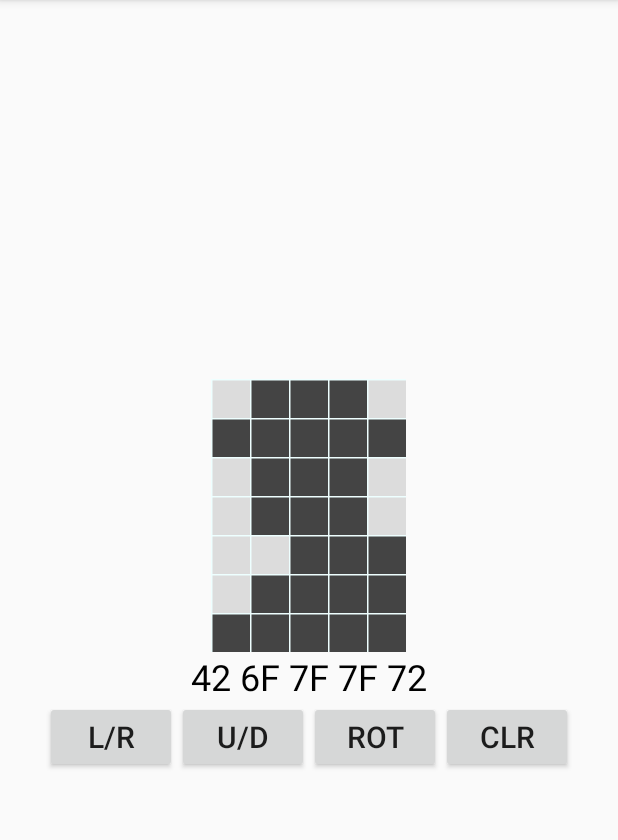
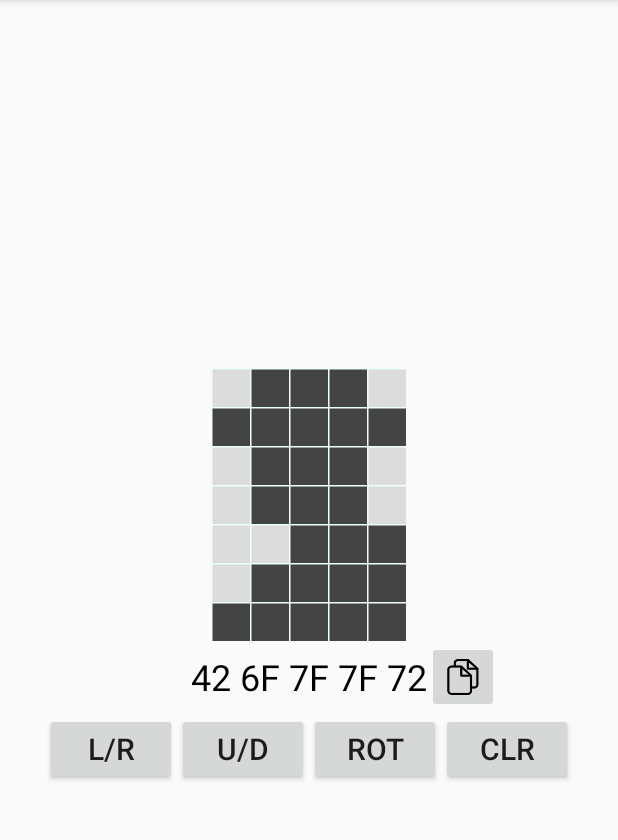
Before and after one commit to digihori/doteditor, an Android app: the screen it shows after launch (MainActivity), on a phone screen of 412 x 824 dp, the part 84-924 px from its top. Run offline under Robolectric (Android 15) with nearby library versions, the phone set to English and light mode, and no system bars.

Commit message:
クリップボードへコピー機能の追加 AndroidX対応

```diff
--- a/app/src/main/java/tk/horiuchi/doteditor/MainActivity.java
+++ b/app/src/main/java/tk/horiuchi/doteditor/MainActivity.java
@@ -1,6 +1,11 @@
 package tk.horiuchi.doteditor;
 
-import android.support.v7.app.AppCompatActivity;
+import android.content.ClipData;
+import android.content.ClipboardManager;
+import android.content.Context;
+import android.content.SharedPreferences;
+import androidx.preference.PreferenceManager;
+import androidx.appcompat.app.AppCompatActivity;
 import android.os.Bundle;
 import android.util.DisplayMetrics;
 import android.util.Log;
@@ -22,14 +27,39 @@ public class MainActivity extends AppCompatActivity implements View.OnClickListe
         scale = metrics.scaledDensity;
         Log.w("Main", String.format("scaledDensity=%f\n", scale));
 
+        SharedPreferences prefs = PreferenceManager.getDefaultSharedPreferences(this);
+        boolean init = prefs.getBoolean("init", false);
+        if (!init) {
+            digit[0] = 0x42;
+            digit[1] = 0x6f;
+            digit[2] = 0x7f;
+            digit[3] = 0x7f;
+            digit[4] = 0x72;
+        } else {
+            for (int i = 0; i < digit.length; i++) {
+                digit[i] = prefs.getInt("digit" + i, 0);
+            }
+        }
         setContentView(R.layout.activity_main);
 
         findViewById(R.id.btn1).setOnClickListener(this);
         findViewById(R.id.btn2).setOnClickListener(this);
         findViewById(R.id.btn3).setOnClickListener(this);
         findViewById(R.id.btn4).setOnClickListener(this);
+        findViewById(R.id.btnCopy).setOnClickListener(this);
 
         ((TextView)findViewById(R.id.text1)).setText(String.format("%02X %02X %02X %02X %02X", digit[0], digit[1], digit[2], digit[3], digit[4]));
+    }
+
+    @Override
+    protected void onPause() {
+        SharedPreferences prefs = PreferenceManager.getDefaultSharedPreferences(this);
+        for (int i = 0; i < digit.length; i++) {
+            prefs.edit().putInt("digit"+i, digit[i]).apply();
+        }
+        prefs.edit().putBoolean("init", true).apply();
+        Log.w("Main", "onPause!!!");
+        super.onPause();
     }
 
     public void onClick(View v) {
@@ -48,7 +78,7 @@ public class MainActivity extends AppCompatActivity implements View.OnClickListe
                 break;
             case R.id.btn2: // 上下
                 for (int i = 0; i < 5; i++) {
-                    digit[i] = swapbit(digit[i]);
+                    digit[i] = swapBit(digit[i]);
                 }
                 findViewById(R.id.myEditView).invalidate();
                 break;
@@ -60,7 +90,7 @@ public class MainActivity extends AppCompatActivity implements View.OnClickListe
                 digit[1] = digit[3];
                 digit[3] = temp;
                 for (int i = 0; i < 5; i++) {
-                    digit[i] = swapbit(digit[i]);
+                    digit[i] = swapBit(digit[i]);
                 }
                 findViewById(R.id.myEditView).invalidate();
                 break;
@@ -70,7 +100,20 @@ public class MainActivity extends AppCompatActivity implements View.OnClickListe
                 }
                 findViewById(R.id.myEditView).invalidate();
                 break;
-
+            case R.id.btnCopy: // クリップボードコピー
+                StringBuilder str = new StringBuilder();
+                for (int i = 0; i < 5; i++) {
+                    //str += String.format("&%02X,", digit[i]);
+                    str.append(String.format("&%02X,", digit[i]));
+                }
+                ClipboardManager clipboardManager =
+                        (ClipboardManager) this.getSystemService(Context.CLIPBOARD_SERVICE);
+                if (null == clipboardManager) {
+                    return;
+                }
+                clipboardManager.setPrimaryClip(ClipData.newPlainText("", str.toString()));
+                Log.w("btnCopy", String.format("copy -> '%s'", str));
+                break;
             default:
                 break;
 
@@ -78,7 +121,7 @@ public class MainActivity extends AppCompatActivity implements View.OnClickListe
 
     }
 
-    private int swapbit(int x) {
+    private int swapBit(int x) {
         int ans = 0;
         ans |= (x & 1) << 6;
         ans |= (x & 2) << 4;
--- a/app/src/main/java/tk/horiuchi/doteditor/MyEditView.java
+++ b/app/src/main/java/tk/horiuchi/doteditor/MyEditView.java
@@ -19,6 +19,7 @@ import static tk.horiuchi.doteditor.MainActivity.scale;
 
 public class MyEditView extends View implements View.OnTouchListener {
     //private float scale = 2;
+    private final Paint paint = new Paint();
 
     public MyEditView(Context context, AttributeSet attrs) {
         super(context, attrs);
@@ -33,7 +34,6 @@ public class MyEditView extends View implements View.OnTouchListener {
         int stp_x, stp_y, d_row, d_col;
         int x, y;
         int i, j;
-        Paint p = new Paint();
 
         stp_x = 26;
         stp_y = 26;
@@ -41,16 +41,16 @@ public class MyEditView extends View implements View.OnTouchListener {
         d_col=5;
         canvas.drawColor(0xFFEEFFFF);
 
-        p.setStyle(Paint.Style.FILL);
+        paint.setStyle(Paint.Style.FILL);
 
         for (j = 0, x = 0; j < d_col; j++, x += stp_x) {
             for (i = 0, y = 0; i < d_row; i++, y += stp_y) {
-                if ((digit[0 * d_col + j] & 0x01 << i) != 0) {
-                    p.setColor(Color.DKGRAY);
+                if ((digit[j] & 0x01 << i) != 0) {
+                    paint.setColor(Color.DKGRAY);
                 } else {
-                    p.setColor(0xffdcdcdc);
+                    paint.setColor(0xffdcdcdc);
                 }
-                canvas.drawRect(x+1, y+1, x + stp_x, y + stp_y, p);
+                canvas.drawRect(x+1, y+1, x + stp_x, y + stp_y, paint);
             }
         }
 
--- a/app/src/main/res/layout/activity_main.xml
+++ b/app/src/main/res/layout/activity_main.xml
@@ -1,24 +1,18 @@
 <?xml version="1.0" encoding="utf-8"?>
-<android.support.constraint.ConstraintLayout xmlns:android="http://schemas.android.com/apk/res/android"
+<androidx.constraintlayout.widget.ConstraintLayout xmlns:android="http://schemas.android.com/apk/res/android"
     xmlns:app="http://schemas.android.com/apk/res-auto"
     xmlns:tools="http://schemas.android.com/tools"
     android:layout_width="match_parent"
     android:layout_height="match_parent"
     tools:context="tk.horiuchi.doteditor.MainActivity">
 
-
-    <FrameLayout
-        android:layout_width="match_parent"
-        android:layout_height="match_parent">
-        <LinearLayout
-            android:layout_width="match_parent"
-            android:layout_height="match_parent"
-            android:orientation="horizontal"
-            android:gravity="center">
-
     <LinearLayout
         android:layout_width="match_parent"
         android:layout_height="wrap_content"
+        app:layout_constraintBottom_toBottomOf="parent"
+        app:layout_constraintEnd_toEndOf="parent"
+        app:layout_constraintStart_toStartOf="parent"
+        app:layout_constraintTop_toTopOf="parent"
         android:orientation="vertical"
         android:gravity="center">
 
@@ -28,13 +22,27 @@
             android:layout_height="182dp"
             />
 
+        <RelativeLayout
+            android:layout_width="match_parent"
+            android:layout_height="wrap_content" >
             <TextView
                 android:id="@+id/text1"
                 android:textSize="24sp"
                 android:textColor="#000000"
                 android:text=""
+                android:layout_centerInParent="true"
                 android:layout_width="wrap_content"
                 android:layout_height="wrap_content" />
+            <ImageButton
+                android:id="@+id/btnCopy"
+                android:src="@drawable/clipboard"
+                android:contentDescription="@drawable/clipboard"
+                android:scaleType="fitCenter"
+                android:layout_toEndOf="@id/text1"
+                android:layout_width="48dp"
+                android:layout_height="48dp" />
+
+        </RelativeLayout>
 
         <LinearLayout
             android:layout_width="wrap_content"
@@ -68,8 +76,5 @@
         </LinearLayout>
 
     </LinearLayout>
-        </LinearLayout>
-    </FrameLayout>
 
-
-</android.support.constraint.ConstraintLayout>
+</androidx.constraintlayout.widget.ConstraintLayout>
--- a/gradle.properties
+++ b/gradle.properties
@@ -15,3 +15,4 @@ org.gradle.jvmargs=-Xmx1536m
 # This option should only be used with decoupled projects. More details, visit
 # http://www.gradle.org/docs/current/userguide/multi_project_builds.html#sec:decoupled_projects
 # org.gradle.parallel=true
+android.useAndroidX=true
```
Also changed, not shown: app/build.gradle (+11 -8 lines), app/src/main/res/drawable/clipboard.png (added), 1 other file. Lines whose indentation alone changed are shown as unchanged.
